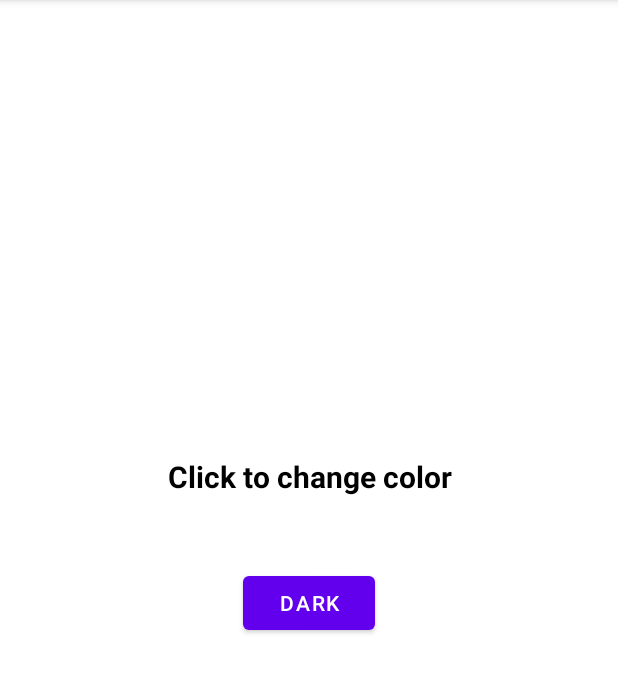
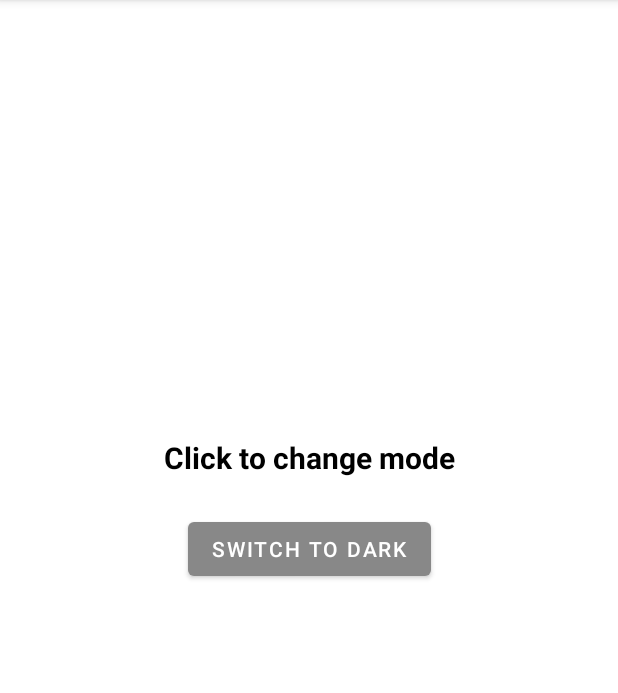
Before and after one commit to Naimul11/Dark_mode, an Android app: the screen it shows after launch (MainActivity), on a phone screen of 412 x 824 dp, the part 84-777 px from its top. Run offline under Robolectric (Android 15) with nearby library versions, the phone set to English and light mode, and no system bars.

Commit message:
Release version 1.1

```diff
--- a/app/build.gradle
+++ b/app/build.gradle
@@ -10,8 +10,8 @@ android {
         applicationId "com.nis.first"
         minSdk 21
         targetSdk 35
-        versionCode 1
-        versionName "1.0"
+        versionCode 2
+        versionName "1.1"
 
         testInstrumentationRunner "androidx.test.runner.AndroidJUnitRunner"
     }
--- a/app/src/main/java/com/nis/first/MainActivity.kt
+++ b/app/src/main/java/com/nis/first/MainActivity.kt
@@ -1,6 +1,5 @@
 package com.nis.first
 
-import android.annotation.SuppressLint
 import android.graphics.Color
 import androidx.appcompat.app.AppCompatActivity
 import android.os.Bundle
@@ -9,30 +8,44 @@ import android.widget.TextView
 import androidx.constraintlayout.widget.ConstraintLayout
 
 class MainActivity : AppCompatActivity() {
-    private lateinit var buttonClick : Button
-    private lateinit var textile : TextView
-    private lateinit var mode : ConstraintLayout
+    private lateinit var buttonClick: Button
+    private lateinit var textile: TextView
+    private lateinit var mode: ConstraintLayout
 
+    private var isDarkMode = false
 
-    @SuppressLint("MissingInflatedId")
     override fun onCreate(savedInstanceState: Bundle?) {
         super.onCreate(savedInstanceState)
         setContentView(R.layout.activity_main)
 
         textile = findViewById(R.id.text1)
         buttonClick = findViewById(R.id.button)
-
         mode = findViewById(R.id.full)
 
+
+        textile.setTextColor(Color.BLACK)
+        buttonClick.text = "Switch to Dark"
+        buttonClick.setBackgroundColor(Color.GRAY)
+        mode.setBackgroundColor(Color.WHITE)
+
         buttonClick.setOnClickListener {
-            textile.setTextColor(Color.MAGENTA)
-            textile.text = "Color is changed"
-            buttonClick.text = "White"
-            buttonClick.setBackgroundColor(Color.RED)
-            mode.setBackgroundColor(Color.BLACK)
+
+            if (isDarkMode) {
+                textile.setTextColor(Color.BLACK)
+                textile.text = "Light Mode"
+                buttonClick.text = "Switch to Dark"
+                buttonClick.setBackgroundColor(Color.GRAY)
+                mode.setBackgroundColor(Color.WHITE)
+            }
+
+            else {
+                textile.setTextColor(Color.MAGENTA)
+                textile.text = "Dark Mode"
+                buttonClick.text = "Switch to Light"
+                buttonClick.setBackgroundColor(Color.RED)
+                mode.setBackgroundColor(Color.BLACK)
+            }
+            isDarkMode = !isDarkMode
         }
-
-
-
     }
 }
--- a/app/src/main/res/layout/activity_main.xml
+++ b/app/src/main/res/layout/activity_main.xml
@@ -14,25 +14,21 @@
         android:id="@+id/button"
         android:layout_width="wrap_content"
         android:layout_height="wrap_content"
-        android:layout_marginBottom="342dp"
+        android:layout_marginTop="23dp"
         android:text="Dark"
-        app:layout_constraintBottom_toBottomOf="parent"
         app:layout_constraintEnd_toEndOf="parent"
         app:layout_constraintStart_toStartOf="parent"
         app:layout_constraintTop_toBottomOf="@+id/text1" />
 
     <TextView
         android:id="@+id/text1"
-        android:layout_width="251dp"
-        android:layout_height="0dp"
-        android:layout_marginTop="286dp"
-        android:layout_marginBottom="28dp"
-        android:gravity="center"
-        android:text="Click to change color"
-        android:textColor="#000000"
-        android:textSize="20sp"
+        android:layout_width="wrap_content"
+        android:layout_height="wrap_content"
+        android:layout_marginTop="291dp"
+        android:text="Click to change mode"
+        android:textColor="@color/black"
+        android:textSize="20dp"
         android:textStyle="bold"
-        app:layout_constraintBottom_toTopOf="@+id/button"
         app:layout_constraintEnd_toEndOf="parent"
         app:layout_constraintStart_toStartOf="parent"
         app:layout_constraintTop_toTopOf="parent" />
```
Also changed, not shown: 1 other file.
